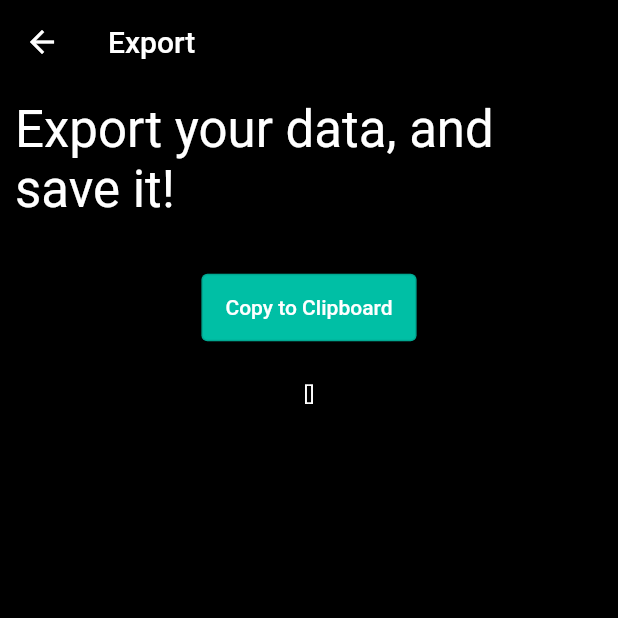
After one commit to CodeGlitch/WakeUpDash, a Flutter app: the ExportScreen screen opened directly, on a phone screen of 412 x 824 dp, the top half of it. The commit adds this screen. Run offline on Flutter 3.47's test engine with Material 2 defaults, Android fonts, the phone set to English and light mode, and no system bars; our stand-ins replace shared_preferences, url_launcher_web; missing offline and left inert: shared_preferences_web; accounts and stored records are empty.

Commit message:
Export done, import under work.

```diff
--- a/lib/components/drawer.dart
+++ b/lib/components/drawer.dart
@@ -1,5 +1,7 @@
 import 'package:flutter/material.dart';
 import '../screen/about/about.dart';
+import '../screen/export/export.dart';
+import '../screen/import/import.dart';
 import '../utils/ui_text.dart';
 import '/utils/colors.dart';
 
@@ -19,6 +21,10 @@ class ThisDrawer {
                 ),
               ),
             ),
+            menuItem(context, importAppBarText, ImportScreen()),
+            menuDivider(),
+            menuItem(context, exportAppBarText, ExportScreen()),
+            menuDivider(),
             menuItem(context, aboutAppBarText, AboutScreen()),
             menuDivider(),
           ],
--- /dev/null
+++ b/lib/screen/export/export.dart
@@ -0,0 +1,70 @@
+import 'package:flutter/material.dart';
+import 'package:flutter/services.dart';
+import '../../components/button_padding.dart';
+import '../../components/main_body.dart';
+import '../../utils/colors.dart';
+import '../../utils/configs.dart';
+import '../../utils/prefs.dart';
+import '../../utils/ui_text.dart';
+import '../../utils/wol.dart';
+
+class ExportScreen extends StatefulWidget {
+  const ExportScreen({Key? key}) : super(key: key);
+
+  @override
+  State<ExportScreen> createState() => _ExportScreenState();
+}
+
+class _ExportScreenState extends State<ExportScreen> {
+  @override
+  initState() {
+    super.initState();
+    exportPCs();
+  }
+
+  exportPCs() async {
+    exported = await export();
+    setState(() {});
+  }
+
+  String exported = "";
+  @override
+  Widget build(BuildContext context) {
+    return Scaffold(
+      appBar: AppBar(
+        title: Text(exportAppBarText),
+        backgroundColor: ThisAppColors.bgColor,
+      ),
+      body: MainBody(
+        content: SingleChildScrollView(
+          child: Padding(
+            padding: EdgeInsets.all(bodyPadding),
+            child: Column(
+              crossAxisAlignment: CrossAxisAlignment.center,
+              mainAxisAlignment: MainAxisAlignment.start,
+              children: [
+                Text(
+                  exportDataTitle,
+                  style: Theme.of(context).textTheme.headline4,
+                ),
+                Container(
+                  height: 10,
+                ),
+                ButtonPadding(
+                  content: OutlinedButton(
+                    onPressed: () async {
+                      await Clipboard.setData(ClipboardData(text: exported));
+                      showsnackBar(copiedSuccess, context);
+                    },
+                    child: Text(copyText),
+                  ),
+                ),
+                Text(exported),
+              ],
+            ),
+          ),
+        ),
+      ),
+    );
+  }
+}
--- a/lib/utils/prefs.dart
+++ b/lib/utils/prefs.dart
@@ -101,3 +101,8 @@ prefsRemovePCIndex(prefs, int index) async {
   pcsIndex.remove(index);
   await prefs.setString(pcsIndexKey, json.encode(pcsIndex));
 }
+
+Future<String> export() async {
+  List<PC> pcs = await prefsGetPCs();
+  return json.encode(pcs);
+}
--- a/lib/utils/ui_text.dart
+++ b/lib/utils/ui_text.dart
@@ -55,3 +55,17 @@ String newPCButton = "Add PC";
 String updatePCButton = "Update PC";
 
 String aboutAppBarText = "About";
+
+String exportAppBarText = "Export";
+String exportDataTitle = "Export your data, and save it!";
+String copyText = "Copy to Clipboard";
+String copiedSuccess = "Text copied.";
+
+String importAppBarText = "Import";
+String importDataTitle = "Import all your PCs from a formatted string.";
+String inputImportLabelText = "Import PCs string";
+String inputImportHintText = "Insert a the formatted PC string to import";
+String inputImportValidatorMsg = "Invalid format!";
+String importExample =
+    "[{\"name\":\"home-pc\",\"target\":\"192.168.1.77\",\"mac\":\"AA-AA-AA-AA-AA-AA\",\"port\":9,\"type\":1},{\"name\":\"mysite.com\",\"target\":\"home-pc.mysite.xpto\",\"mac\":\"AA-AA-AA-AA-AA-AA\",\"port\":63221,\"type\":2}]";
+String importExampleTitle = "Import string example:";
```
Also changed, not shown: lib/screen/import/import.dart (added, +106 -0 lines).
